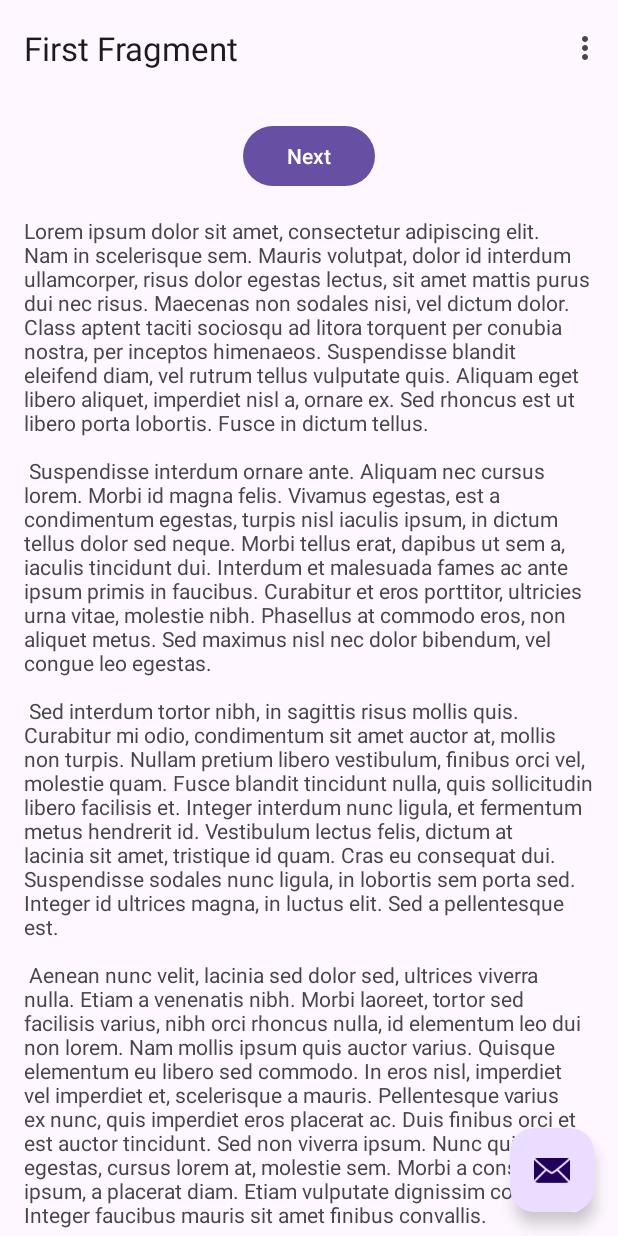
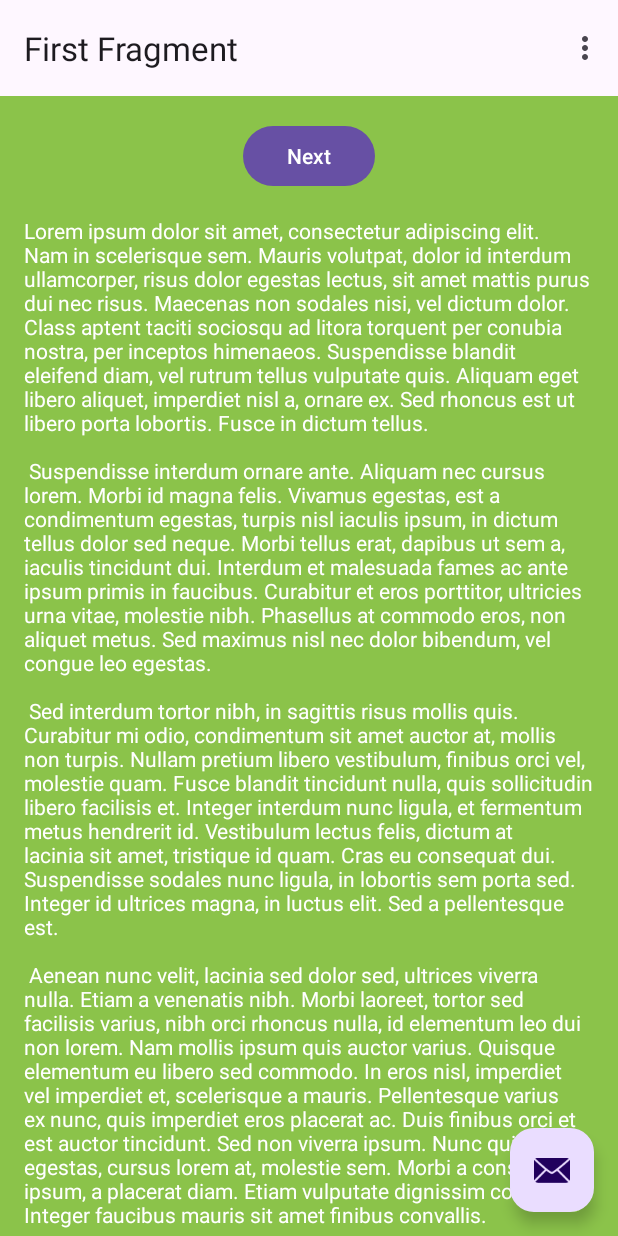
Before and after one commit to yuuna-stack/FunFacts, an Android app: the screen it shows after launch (MainActivity), on a phone screen of 412 x 824 dp. Run offline under Robolectric (Android 15) with nearby library versions, the phone set to English and light mode, and no system bars; our stand-ins replace navigation-ui.

Commit message:
Change color

```diff
--- a/app/src/main/res/layout/fragment_first.xml
+++ b/app/src/main/res/layout/fragment_first.xml
@@ -9,6 +9,7 @@
     <androidx.constraintlayout.widget.ConstraintLayout
         android:layout_width="match_parent"
         android:layout_height="match_parent"
+        android:background="#8BC34A"
         android:padding="16dp">
 
         <Button
@@ -28,6 +29,7 @@
             android:layout_height="wrap_content"
             android:layout_marginTop="16dp"
             android:text="@string/lorem_ipsum"
+            android:textColor="@color/white"
             app:layout_constraintBottom_toBottomOf="parent"
             app:layout_constraintEnd_toEndOf="parent"
             app:layout_constraintStart_toStartOf="parent"
```
